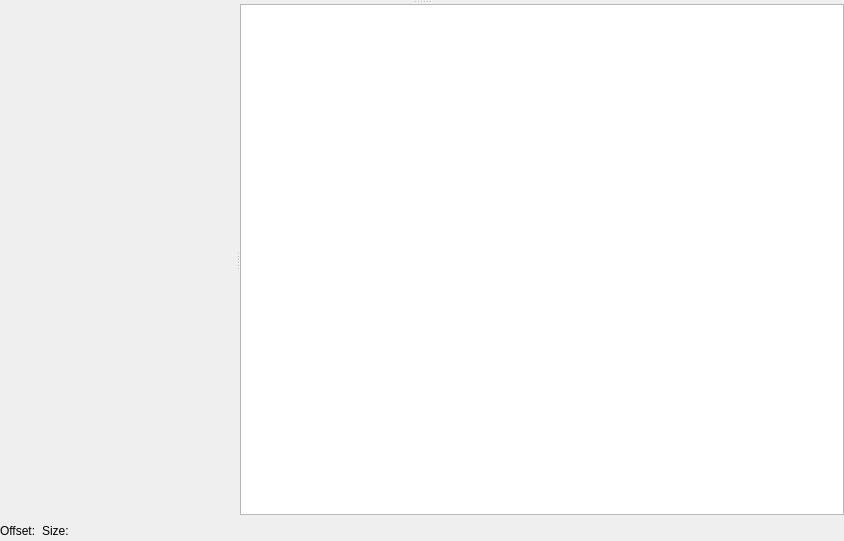
PREF/PREF, file views/formatview/hexeditviewpage/hexeditviewpage.ui: the form before one commit.
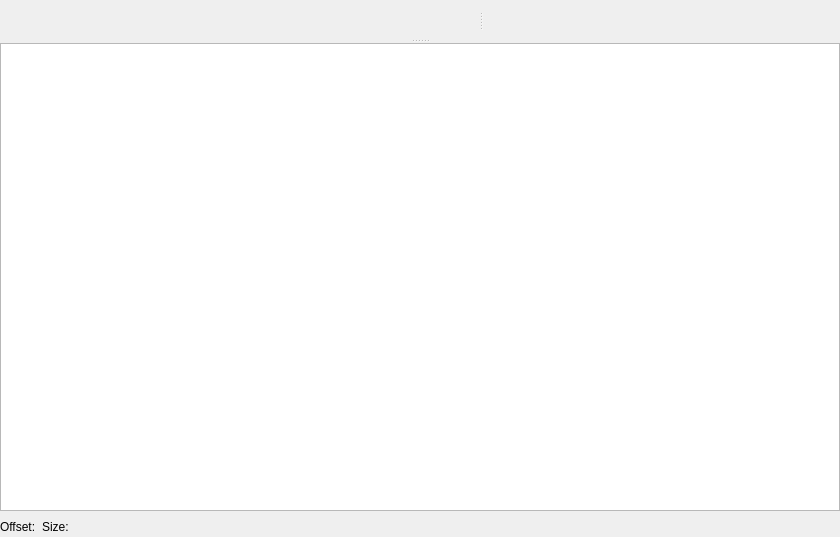
The form after the commit. Custom widgets are drawn as their Qt base class.

The edit to the form file:
```diff
--- a/views/formatview/hexeditviewpage/hexeditviewpage.ui
+++ b/views/formatview/hexeditviewpage/hexeditviewpage.ui
@@ -6,14 +6,14 @@
    <rect>
     <x>0</x>
     <y>0</y>
-    <width>844</width>
-    <height>541</height>
+    <width>840</width>
+    <height>537</height>
    </rect>
   </property>
   <property name="windowTitle">
    <string>Form</string>
   </property>
-  <layout class="QVBoxLayout" name="verticalLayout">
+  <layout class="QVBoxLayout" name="verticalLayout_2" stretch="1,0">
    <property name="margin">
     <number>0</number>
    </property>
@@ -22,15 +22,17 @@
      <property name="orientation">
       <enum>Qt::Vertical</enum>
      </property>
-     <widget class="QWidget" name="layoutWidget">
-      <layout class="QVBoxLayout" name="hexLayout" stretch="0,1,0">
-       <property name="spacing">
-        <number>0</number>
-       </property>
+     <widget class="QWidget" name="">
+      <layout class="QVBoxLayout" name="verticalLayout" stretch="0,1,0">
        <item>
         <widget class="QWidget" name="tbContainer" native="true"/>
        </item>
        <item>
+        <widget class="QSplitter" name="hSplitter">
+         <property name="orientation">
+          <enum>Qt::Horizontal</enum>
+         </property>
+         <widget class="QWidget" name="layoutWidget">
         <layout class="QHBoxLayout" name="horizontalLayout_3" stretch="0,1">
          <item>
           <widget class="BinaryNavigator" name="binaryNavigator" native="true">
@@ -56,16 +58,7 @@
           </widget>
          </item>
         </layout>
-       </item>
-       <item>
-        <widget class="ActionWidget" name="actionWidget" native="true"/>
-       </item>
-      </layout>
-     </widget>
-     <widget class="QSplitter" name="hSplitter">
-      <property name="orientation">
-       <enum>Qt::Horizontal</enum>
-      </property>
+         </widget>
       <widget class="DataTypesView" name="dataView" native="true">
        <property name="minimumSize">
         <size>
@@ -80,6 +73,13 @@
         </size>
        </property>
       </widget>
+        </widget>
+       </item>
+       <item>
+        <widget class="ActionWidget" name="actionWidget" native="true"/>
+       </item>
+      </layout>
+     </widget>
       <widget class="FormatTreeView" name="tvFormat">
        <property name="sizePolicy">
         <sizepolicy hsizetype="Preferred" vsizetype="Preferred">
@@ -120,7 +120,6 @@
        <property name="allColumnsShowFocus">
         <bool>true</bool>
        </property>
-      </widget>
      </widget>
     </widget>
    </item>
```
Lines whose indentation alone changed are shown as unchanged.
